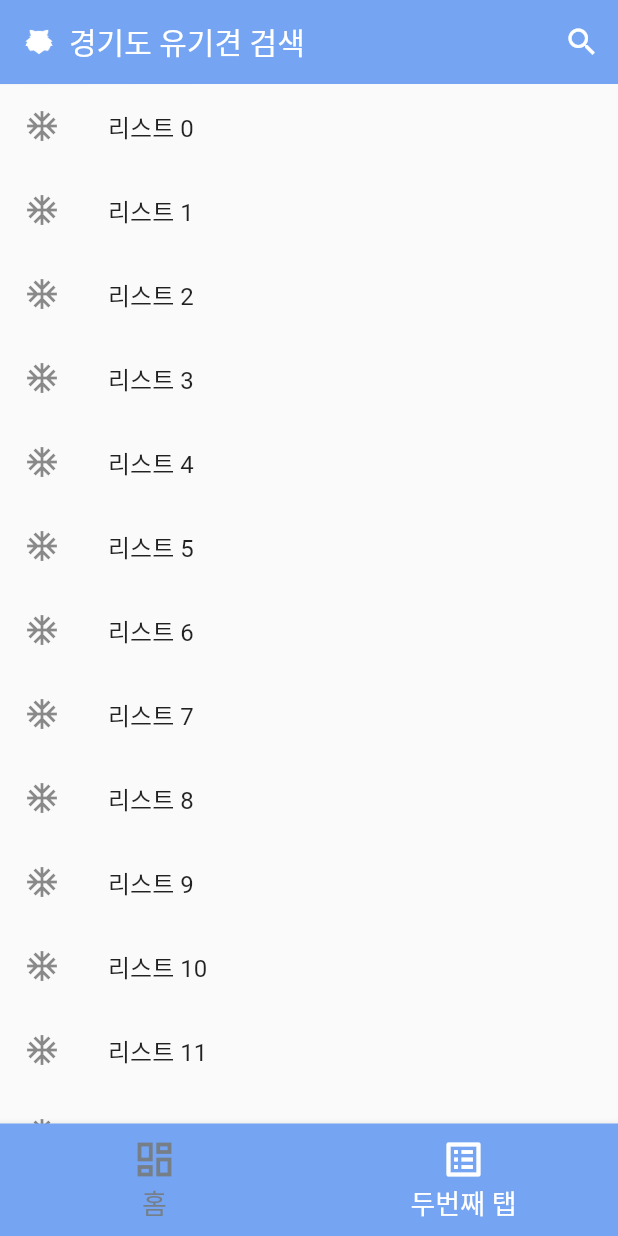
After one commit to matebe12/animal_find_flutter, a Flutter app: the screen it shows after launch, item 2 of the bottom bar chosen, on a phone screen of 412 x 824 dp. The commit adds this screen. Run offline on Flutter 3.47's test engine with Material 2 defaults, Android fonts, the phone set to English and light mode, and no system bars; our stand-ins replace get; Roboto replaces fonts that are missing (NanumPen).

Commit message:
기본 구축

```diff
--- a/lib/main.dart
+++ b/lib/main.dart
@@ -4,18 +4,19 @@ import 'package:findanimal/component/searchform.dart';
 import 'package:get/get.dart';
 import 'package:flutter/material.dart';
 
-import 'view/FindScreen.dart';
+import 'view/FindScreen_GridView.dart';
+import 'view/FindScreen_ListView.dart';
 
 void main() {
   runApp(LayoutBuilder(
     builder: (context, constraints) {
       return GetMaterialApp(
         home: Home(),
-        getPages: [
-          GetPage(name: '/find', page: () => FindScreen()),
-          GetPage(name: '/search', page: () => SearchForm()),
+        // getPages: [
+        //   GetPage(name: '/find', page: () => FindScreen()),
+        //   GetPage(name: '/search', page: () => SearchForm()),
 
-        ],
+        // ],
         title: '경기도 유기동물',
       );
     },
@@ -30,8 +31,8 @@ class Home extends StatefulWidget {
 class _HomeState extends State<Home>
     with AutomaticKeepAliveClientMixin<Home> {
   List<Widget> _children = [
-    FindScreen(),
-    FindScreen(),
+    FindScreenGridView(),
+    FindScreenListView(),
   ];
   int currentIndex = 0;
   ListQueue<int> _navigationQueue = ListQueue();
@@ -102,19 +103,24 @@ class _HomeState extends State<Home>
       bottomNavigationBar: Wrap(children: [
         WillPopScope(
           child: BottomNavigationBar(
-            backgroundColor: Color(0xFF141d24),
+            backgroundColor: Color(0xFF74a4f2),
+            selectedLabelStyle: TextStyle(fontFamily: 'NanumPen'),
+            unselectedLabelStyle: TextStyle(fontFamily: 'NanumPen'),
             currentIndex: currentIndex,
             selectedItemColor: Colors.white,
-            unselectedItemColor: Colors.grey,
+            unselectedItemColor: Color(0xff767e88),
             type: BottomNavigationBarType.fixed,
             onTap: changeMenu,
             elevation: 5,
-            iconSize: 40,
+            iconSize: 30,
+            selectedFontSize: 18,
+            unselectedFontSize: 18,
             items: [
               BottomNavigationBarItem(
-                  icon: Icon(Icons.dashboard_outlined), label: '홈'),
+
+                  icon: Icon(Icons.dashboard_outlined), label: '홈', ),
               BottomNavigationBarItem(
-                  icon: Icon(Icons.home_repair_service_outlined), label: 'A/S'),
+                  icon: Icon(Icons.list_alt_outlined),label: '두번째 탭'),
             ],
           ),
           onWillPop: _onWillPop,
--- /dev/null
+++ b/lib/view/FindScreen_ListView.dart
@@ -0,0 +1,80 @@
+import 'package:findanimal/util/Search.dart';
+import 'package:flutter/material.dart';
+import 'package:get/get.dart';
+
+class FindScreenListView extends StatefulWidget {
+  @override
+  _FindScreenListViewState createState() => _FindScreenListViewState();
+}
+
+class _FindScreenListViewState extends State<FindScreenListView> {
+  List<String> siList = [
+    '수원시',
+    '용인시',
+    '성남시',
+    '부천시',
+    '화성시',
+    '수원시',
+    '안산시',
+    '평택시',
+    '안양시',
+    '시흥시',
+    '김포시',
+    '광주시',
+    '광명시',
+    '군포시',
+    '하남시',
+    '오산시',
+    '이천시',
+    '안성시',
+    '의왕시',
+    '양평군',
+    '여주시',
+    '과천시',
+    '고양시',
+    '남양주시',
+    '파주시',
+    '의정부시',
+    '양주시',
+    '구리시',
+    '포천시',
+    '양평군',
+    '동두천시',
+    '가평군',
+    '연천군',
+    'tttt'
+  ];
+
+  @override
+  Widget build(BuildContext context) {
+    return Scaffold(
+        appBar: AppBar(
+          actions: [
+            IconButton(
+                icon: Icon(Icons.search_outlined),
+                onPressed: () {
+                  showSearch(context: context, delegate: Search(siList));
+                })
+          ],
+          centerTitle: true,
+          title: Row(
+            children: [
+              ImageIcon(AssetImage('assets/icon/samoyed.png'),size: 20,),
+              SizedBox(width: 10,),
+              Text(
+                '경기도 유기견 검색',
+                style: TextStyle(fontFamily: 'NanumPen'),
+              ),
+            ],
+          ),
+          elevation: 0.1,
+          backgroundColor: Color(0xFF74a4f2),
+          automaticallyImplyLeading: true,
+        ),
+        body: ListView.builder(
+            itemCount: 20,
+            itemBuilder: (BuildContext ctx, index) {
+              return ListTile(title:Text('리스트 $index '), leading: Icon(Icons.ac_unit),);
+            }));
+  }
+}
```
Also changed, not shown: lib/view/FindScreen.dart (deleted, +0 -84 lines), lib/view/FindScreen_GridView.dart (added, +79 -0 lines), pubspec.yaml (+11 -8 lines), assets/icon/samoyed.png (added), assets/icon/samoyed.svg (added), pubspec.lock, 1 other file.
